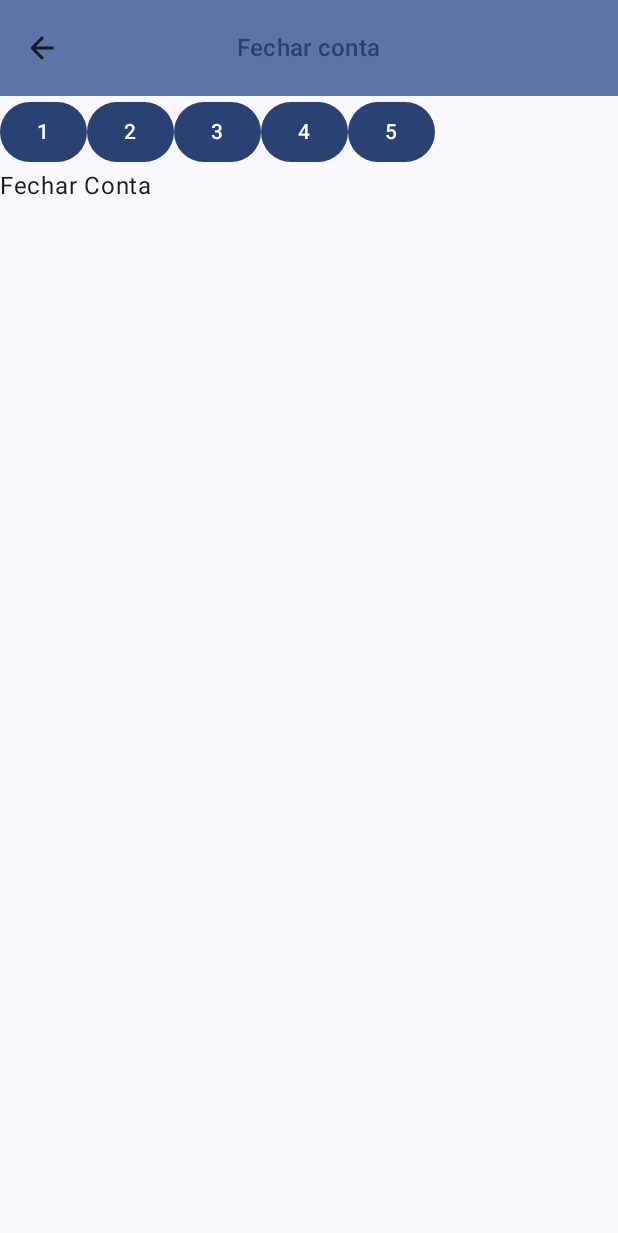
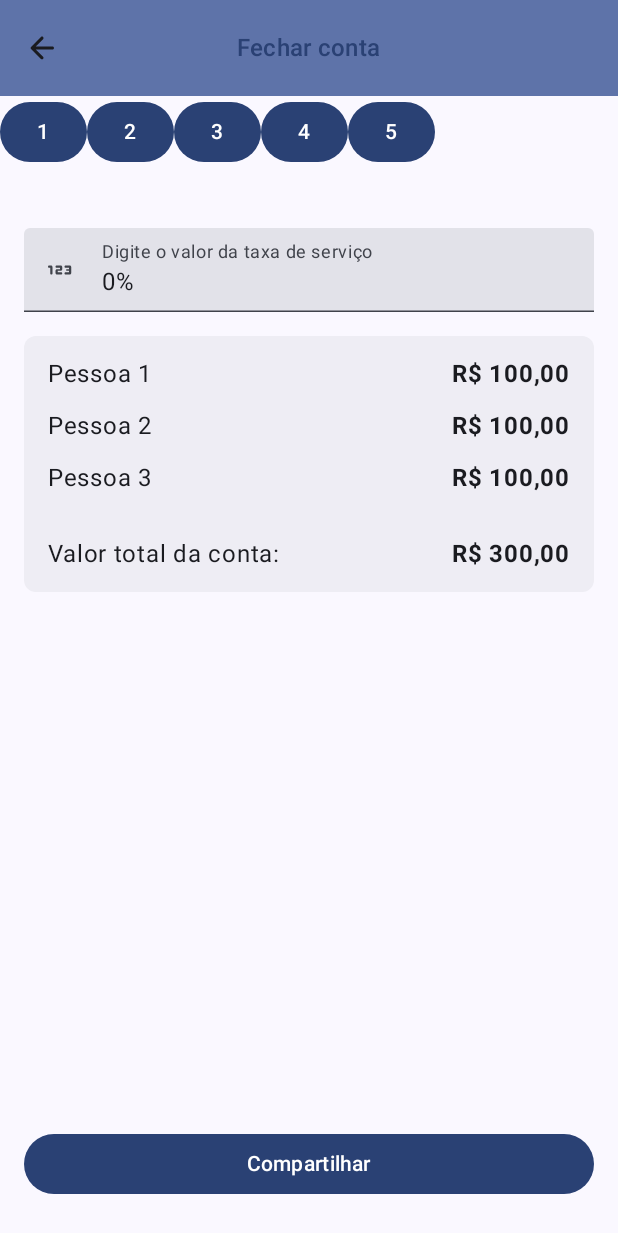
Before and after one commit to geanbrandao/BillBuddy, an Android app built with Jetpack Compose: the closeBill screen opened through its navigation route, on a phone screen of 412 x 824 dp. Shown: the top 1233 px of the screen. Run offline under Robolectric (Android 15) with nearby library versions, the phone set to English and light mode, and no system bars.

Commit message:
Add Close bill Screen

```diff
--- a/app/src/main/java/com/geanbrandao/br/billbuddy/presentation/billdetails/BillDetailsScreen.kt
+++ b/app/src/main/java/com/geanbrandao/br/billbuddy/presentation/billdetails/BillDetailsScreen.kt
@@ -47,7 +47,8 @@ private fun BillDetailsView(
                 TopAppBarBillDetails(
                     isVisible = isScrollingUp.not(),
                     onArrowBackClicked = { /*TODO*/ },
-                    onEditClicked = {  }
+                    onEditClicked = {},
+                    onCloseBillClicked = {},
                 ) // TODO adicionar botão de fechar conta
                 val range = 1..10
 
@@ -76,7 +77,7 @@ private fun BillDetailsView(
                 )
             }
             FloatingActionButton(
-                onClick = { onAddItem() },
+                onClick = onAddItem,
                 modifier = Modifier
                     .align(alignment = Alignment.BottomEnd)
                     .padding(end = PaddingTwo, bottom = PaddingThree)
--- /dev/null
+++ b/app/src/main/java/com/geanbrandao/br/billbuddy/presentation/closebill/CloseBillScreen.kt
@@ -0,0 +1,134 @@
+package com.geanbrandao.br.billbuddy.presentation.closebill
+
+import androidx.compose.foundation.background
+import androidx.compose.foundation.layout.Arrangement
+import androidx.compose.foundation.layout.Column
+import androidx.compose.foundation.layout.PaddingValues
+import androidx.compose.foundation.layout.Row
+import androidx.compose.foundation.layout.Spacer
+import androidx.compose.foundation.layout.fillMaxSize
+import androidx.compose.foundation.layout.fillMaxWidth
+import androidx.compose.foundation.layout.padding
+import androidx.compose.foundation.layout.size
+import androidx.compose.foundation.lazy.LazyColumn
+import androidx.compose.foundation.lazy.items
+import androidx.compose.foundation.shape.RoundedCornerShape
+import androidx.compose.material3.Button
+import androidx.compose.material3.MaterialTheme
+import androidx.compose.material3.Surface
+import androidx.compose.material3.Text
+import androidx.compose.runtime.Composable
+import androidx.compose.ui.Modifier
+import androidx.compose.ui.text.font.FontWeight
+import androidx.compose.ui.text.style.TextOverflow
+import androidx.compose.ui.tooling.preview.Preview
+import com.geanbrandao.br.billbuddy.ui.theme.BillBuddyTheme
+import com.geanbrandao.br.billbuddy.ui.theme.CornerSizeOne
+import com.geanbrandao.br.billbuddy.ui.theme.PaddingThree
+import com.geanbrandao.br.billbuddy.ui.theme.PaddingTwo
+
+@Composable
+fun CloseBillScreen() {
+    CloseBillView()
+}
+
+@Composable
+private fun CloseBillView(
+    modifier: Modifier = Modifier,
+    list: List<String> = listOf("Pessoa 1", "Pessoa 2", "Pessoa 3")
+) {
+    Surface {
+        Column(
+            modifier = modifier
+                .fillMaxSize()
+                .padding(horizontal = PaddingTwo),
+            verticalArrangement = Arrangement.spacedBy(space = PaddingTwo)
+        ) {
+            Spacer(modifier = Modifier.size(size = PaddingThree))
+            ServiceFeeInput(
+                modifier = Modifier.fillMaxWidth(),
+                text = "0%",
+                onTextChange = {},
+            )
+            LazyColumn(
+                verticalArrangement = Arrangement.spacedBy(PaddingTwo),
+                contentPadding = PaddingValues(all = PaddingTwo),
+                modifier = Modifier.background(
+                    color = MaterialTheme.colorScheme.surfaceContainer,
+                    shape = RoundedCornerShape(CornerSizeOne),
+                )
+            ) {
+                items(list) {
+                    UserSpentItem(
+                        text = it,
+                    )
+                }
+                item {
+                    Row(
+                        horizontalArrangement = Arrangement.SpaceBetween,
+                        modifier = modifier
+                            .fillMaxWidth()
+                            .padding(top = PaddingTwo),
+                    ) {
+                        Text(
+                            text = "Valor total da conta:",
+                            style = MaterialTheme.typography.bodyLarge,
+                            overflow = TextOverflow.Ellipsis,
+                            maxLines = 1,
+                        )
+                        Text(
+                            text = "R$ 300,00",
+                            style = MaterialTheme.typography.bodyLarge,
+                            overflow = TextOverflow.Ellipsis,
+                            maxLines = 1,
+                            fontWeight = FontWeight.Bold,
+                        )
+                    }
+                }
+            }
+            Spacer(modifier = Modifier.weight(1f))
+            Button(
+                modifier = Modifier
+                    .fillMaxWidth()
+                    .padding(bottom = PaddingThree, top = PaddingTwo),
+                onClick = { },
+            ) {
+                Text(text = "Compartilhar")
+            }
+        }
+    }
+}
+
+@Composable
+private fun UserSpentItem(
+    modifier: Modifier = Modifier,
+    text: String = "Pessoa 1",
+    value: String = "R$ 100,00"
+) {
+    Row(
+        horizontalArrangement = Arrangement.SpaceBetween,
+        modifier = modifier.fillMaxWidth(),
+    ) {
+        Text(
+            text = text,
+            style = MaterialTheme.typography.bodyLarge,
+            overflow = TextOverflow.Ellipsis,
+            maxLines = 1,
+        )
+        Text(
+            text = value,
+            style = MaterialTheme.typography.bodyLarge,
+            overflow = TextOverflow.Ellipsis,
+            maxLines = 1,
+            fontWeight = FontWeight.Bold,
+        )
+    }
+}
+
+@Preview
+@Composable
+private fun CloseBillPreview() {
+    BillBuddyTheme {
+        CloseBillView()
+    }
+}
--- /dev/null
+++ b/app/src/main/java/com/geanbrandao/br/billbuddy/presentation/closebill/Components.kt
@@ -0,0 +1,47 @@
+package com.geanbrandao.br.billbuddy.presentation.closebill
+
+import androidx.compose.runtime.Composable
+import androidx.compose.ui.Modifier
+import androidx.compose.ui.res.painterResource
+import androidx.compose.ui.tooling.preview.Preview
+import com.geanbrandao.br.billbuddy.R
+import com.geanbrandao.br.billbuddy.presentation.common.TextFieldInput
+import com.geanbrandao.br.billbuddy.ui.theme.BillBuddyTheme
+
+@Composable
+fun ServiceFeeInput(
+    text: String,
+    onTextChange: (String) -> Unit,
+    modifier: Modifier = Modifier,
+) {
+    ServiceFeeInputView(
+        modifier = modifier,
+        text = text,
+        onTextChange = onTextChange,
+    )
+}
+
+@Composable
+private fun ServiceFeeInputView(
+    modifier: Modifier = Modifier,
+    text: String = "",
+    onTextChange: (String) -> Unit = {},
+) {
+    TextFieldInput(
+        modifier = modifier,
+        text = text,
+        label = "Digite o valor da taxa de serviço",
+        leadingIcon = painterResource(id = R.drawable.ic_number),
+        onTextChange = onTextChange,
+    )
+}
+
+@Preview
+@Composable
+private fun ServiceFeeInputPreview() {
+    BillBuddyTheme {
+        ServiceFeeInputView(
+            text = "0%",
+        )
+    }
+}
--- a/app/src/main/java/com/geanbrandao/br/billbuddy/presentation/common/TextFieldInput.kt
+++ b/app/src/main/java/com/geanbrandao/br/billbuddy/presentation/common/TextFieldInput.kt
@@ -48,7 +48,7 @@ fun TextFieldInput(
 @Composable
 fun TextFieldInputView(
     modifier: Modifier = Modifier,
-    text: String = "",
+    text: String = "1000",
     label: String = "",
     leadingIcon: Painter = painterResource(id = R.drawable.ic_text),
     trailingIcon: Painter? = null,
@@ -67,6 +67,7 @@ fun TextFieldInputView(
         modifier = modifier,
         singleLine = true,
         label = { Text(text = label) },
+//        prefix = { Text(text = "R$") }, // todo: adicionar prefixo
         leadingIcon = {
             Icon(
                 painter = leadingIcon,
@@ -105,7 +106,7 @@ fun TrailingIcon(
 private fun TextFieldInputPreview() {
     BillBuddyTheme {
         TextFieldInputView(
-            text = "",
+            text = "0,00",
             label = "Digite o texto",
         )
     }
--- a/app/src/main/java/com/geanbrandao/br/billbuddy/presentation/navigation/NavigationView.kt
+++ b/app/src/main/java/com/geanbrandao/br/billbuddy/presentation/navigation/NavigationView.kt
@@ -1,6 +1,5 @@
 package com.geanbrandao.br.billbuddy.presentation.navigation
 
-import androidx.compose.material3.Text
 import androidx.compose.runtime.Composable
 import androidx.compose.ui.Modifier
 import androidx.navigation.NavHostController
@@ -9,6 +8,7 @@ import androidx.navigation.compose.composable
 import com.geanbrandao.br.billbuddy.presentation.bill.BillScreen
 import com.geanbrandao.br.billbuddy.presentation.billdetails.BillDetailsScreen
 import com.geanbrandao.br.billbuddy.presentation.bills.BillsScreen
+import com.geanbrandao.br.billbuddy.presentation.closebill.CloseBillScreen
 import com.geanbrandao.br.billbuddy.presentation.createitem.CreateItemScreen
 
 @Composable
@@ -31,7 +31,7 @@ fun NavigationView(
             CreateItemScreen()
         }
         composable(Screen.CloseBill.route) {
-            Text(text = "Fechar Conta")
+            CloseBillScreen()
         }
     }
 }
--- a/app/src/main/java/com/geanbrandao/br/billbuddy/ui/theme/Dimens.kt
+++ b/app/src/main/java/com/geanbrandao/br/billbuddy/ui/theme/Dimens.kt
@@ -17,3 +17,5 @@ val TopAppBarHeight = 64.dp
 val ElevationOne = 4.dp
 
 val CheckboxRowHeight = 56.dp
+
+val BorderWidthOne = 1.dp
--- /dev/null
+++ b/app/src/main/res/drawable/ic_number.xml
@@ -0,0 +1,5 @@
+<vector xmlns:android="http://schemas.android.com/apk/res/android" android:height="24dp" android:tint="#000000" android:viewportHeight="24" android:viewportWidth="24" android:width="24dp">
+
+    <path android:fillColor="@android:color/white" android:pathData="M4.75,10.5C4.34,10.5 4,10.16 4,9.75S4.34,9 4.75,9H6c0.55,0 1,0.45 1,1v4.25C7,14.66 6.66,15 6.25,15S5.5,14.66 5.5,14.25V10.5H4.75zM9.75,9C9.34,9 9,9.34 9,9.75s0.34,0.75 0.75,0.75H12v1h-2c-0.55,0 -1,0.45 -1,1V14c0,0.55 0.45,1 1,1h2.75c0.41,0 0.75,-0.34 0.75,-0.75c0,-0.41 -0.34,-0.75 -0.75,-0.75H10.5v-1h2c0.55,0 1,-0.45 1,-1V10c0,-0.55 -0.45,-1 -1,-1H9.75zM18.5,15c0.55,0 1,-0.45 1,-1v-4c0,-0.55 -0.45,-1 -1,-1h-2.75C15.34,9 15,9.34 15,9.75s0.34,0.75 0.75,0.75H18v1h-1.5c-0.28,0 -0.5,0.22 -0.5,0.5s0.22,0.5 0.5,0.5H18v1h-2.25c-0.41,0 -0.75,0.34 -0.75,0.75S15.34,15 15.75,15H18.5z"/>
+
+</vector>
```
Also changed, not shown: app/src/main/java/com/geanbrandao/br/billbuddy/presentation/billdetails/ComponentTopAppBarBillDetails.kt (+12 -0 lines).
